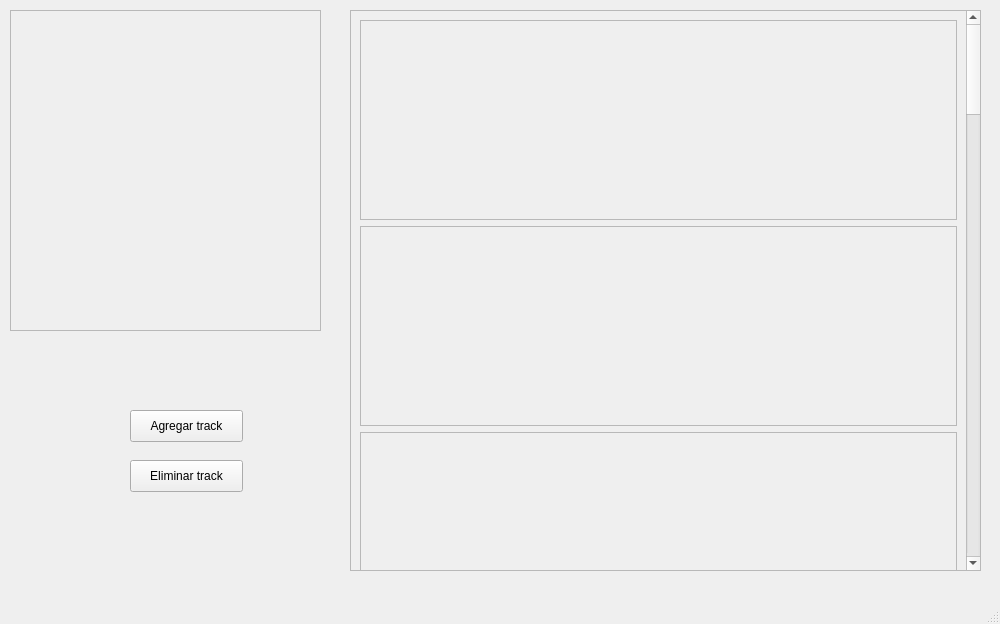
Old version of the form Frontend/mainwindow.ui in the repository ASSD-Grupo-4-2020/TP2.
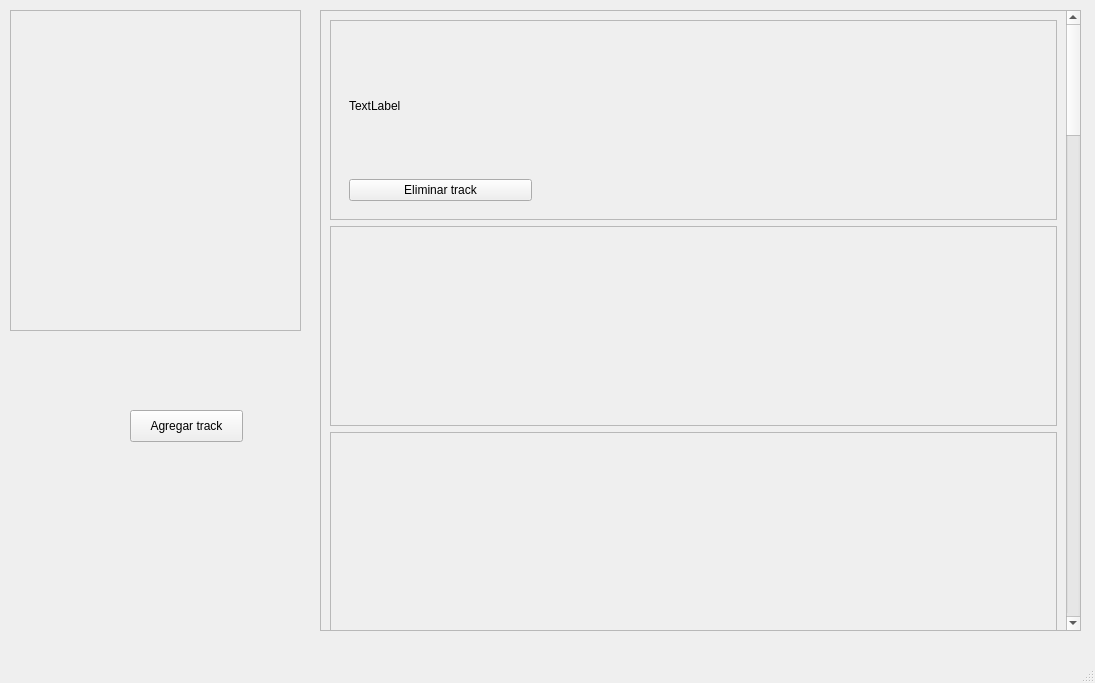
New version of the form. Custom widgets are drawn as their Qt base class.

```diff
--- a/Frontend/mainwindow.ui
+++ b/Frontend/mainwindow.ui
@@ -6,8 +6,8 @@
    <rect>
     <x>0</x>
     <y>0</y>
-    <width>1000</width>
-    <height>624</height>
+    <width>1095</width>
+    <height>683</height>
    </rect>
   </property>
   <property name="minimumSize">
@@ -23,10 +23,10 @@
    <widget class="QScrollArea" name="scrollArea">
     <property name="geometry">
      <rect>
-      <x>350</x>
+      <x>320</x>
       <y>10</y>
-      <width>631</width>
-      <height>561</height>
+      <width>761</width>
+      <height>621</height>
      </rect>
     </property>
     <property name="widgetResizable">
@@ -37,7 +37,7 @@
       <rect>
        <x>0</x>
        <y>0</y>
-       <width>614</width>
+       <width>744</width>
        <height>3464</height>
       </rect>
      </property>
@@ -63,7 +63,7 @@
          <enum>QFrame::Raised</enum>
         </property>
         <layout class="QHBoxLayout" name="horizontalLayout">
-         <item alignment="Qt::AlignLeft">
+         <item>
           <widget class="QWidget" name="trackpanel1" native="true">
            <property name="minimumSize">
             <size>
@@ -77,6 +77,32 @@
              <height>16777215</height>
             </size>
            </property>
+           <layout class="QGridLayout" name="gridLayout">
+            <item row="1" column="0">
+             <widget class="QPushButton" name="pushButton_2">
+              <property name="text">
+               <string>Eliminar track</string>
+              </property>
+             </widget>
+            </item>
+            <item row="0" column="0">
+             <widget class="QLabel" name="label">
+              <property name="text">
+               <string>TextLabel</string>
+              </property>
+             </widget>
+            </item>
+           </layout>
+          </widget>
+         </item>
+         <item>
+          <widget class="MplWidget" name="tracktimeline1" native="true">
+           <property name="minimumSize">
+            <size>
+             <width>500</width>
+             <height>0</height>
+            </size>
+           </property>
           </widget>
          </item>
         </layout>
@@ -97,7 +123,7 @@
          <enum>QFrame::Raised</enum>
         </property>
         <layout class="QHBoxLayout" name="horizontalLayout_2">
-         <item alignment="Qt::AlignLeft">
+         <item>
           <widget class="QWidget" name="trackpanel2" native="true">
            <property name="minimumSize">
             <size>
@@ -113,6 +139,16 @@
            </property>
           </widget>
          </item>
+         <item>
+          <widget class="MplWidget" name="tracktimeline2" native="true">
+           <property name="minimumSize">
+            <size>
+             <width>500</width>
+             <height>0</height>
+            </size>
+           </property>
+          </widget>
+         </item>
         </layout>
        </widget>
       </item>
@@ -131,7 +167,7 @@
          <enum>QFrame::Raised</enum>
         </property>
         <layout class="QHBoxLayout" name="horizontalLayout_3">
-         <item alignment="Qt::AlignLeft">
+         <item>
           <widget class="QWidget" name="trackpanel3" native="true">
            <property name="minimumSize">
             <size>
@@ -147,6 +183,16 @@
            </property>
           </widget>
          </item>
+         <item>
+          <widget class="MplWidget" name="tracktimeline3" native="true">
+           <property name="minimumSize">
+            <size>
+             <width>500</width>
+             <height>0</height>
+            </size>
+           </property>
+          </widget>
+         </item>
         </layout>
        </widget>
       </item>
@@ -600,7 +646,7 @@
      <rect>
       <x>10</x>
       <y>10</y>
-      <width>311</width>
+      <width>291</width>
       <height>321</height>
      </rect>
     </property>
@@ -624,19 +670,6 @@
      <string>Agregar track</string>
     </property>
    </widget>
-   <widget class="QPushButton" name="pushButton_2">
-    <property name="geometry">
-     <rect>
-      <x>130</x>
-      <y>460</y>
-      <width>113</width>
-      <height>32</height>
-     </rect>
-    </property>
-    <property name="text">
-     <string>Eliminar track</string>
-    </property>
-   </widget>
   </widget>
   <widget class="QMenuBar" name="menubar">
    <property name="geometry">
@@ -650,6 +683,14 @@
   </widget>
   <widget class="QStatusBar" name="statusbar"/>
  </widget>
+ <customwidgets>
+  <customwidget>
+   <class>MplWidget</class>
+   <extends>QWidget</extends>
+   <header>MplWidget.h</header>
+   <container>1</container>
+  </customwidget>
+ </customwidgets>
  <resources/>
  <connections/>
 </ui>
```
Left out of the diff: 156 changed lines with no effect on the pictures.
